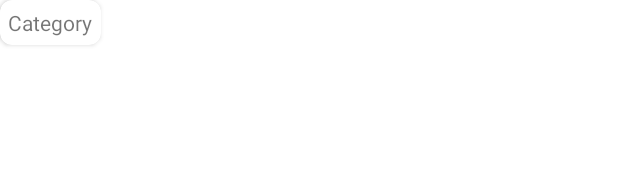
After one commit to Mohana-Kulkarni/ConcertApp, an Android app: the layout event_category_card.xml on its own in the app's theme, with its tools: preview values and no code run, on a phone screen of 412 x 824 dp. The commit adds this screen. Shown: the top 190 px of the screen. Run offline under Robolectric (Android 15) with nearby library versions, the phone set to English and light mode, and no system bars.

Commit message:
Event layout updated

```diff
--- /dev/null
+++ b/app/src/main/res/layout/event_category_card.xml
@@ -0,0 +1,16 @@
+<?xml version="1.0" encoding="utf-8"?>
+<androidx.cardview.widget.CardView xmlns:android="http://schemas.android.com/apk/res/android"
+    android:layout_width="wrap_content"
+    android:layout_height="wrap_content"
+    xmlns:app="http://schemas.android.com/apk/res-auto"
+    android:layout_marginRight="5dp"
+    app:cardCornerRadius="8dp">
+
+    <TextView
+        android:padding="5dp"
+        android:layout_width="wrap_content"
+        android:layout_height="wrap_content"
+        android:id="@+id/event_category"
+        android:text="Category"/>
+
+</androidx.cardview.widget.CardView>
```
Also changed, not shown: app/src/main/res/layout/suggest_event_layout.xml (+91 -2 lines).
